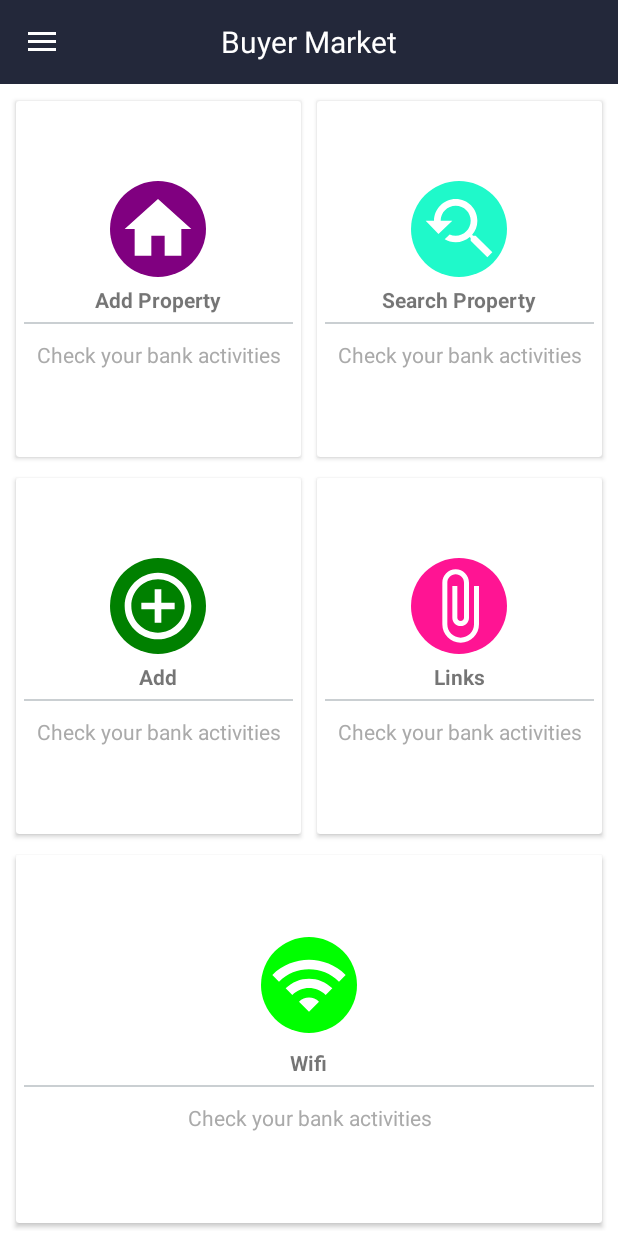
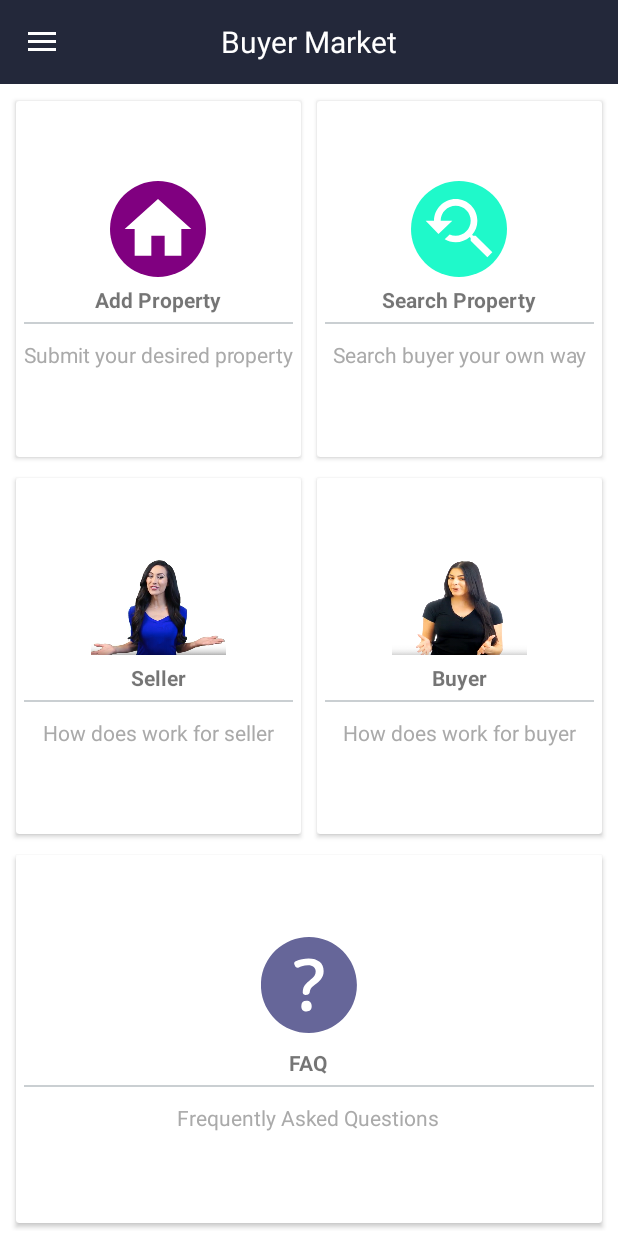
Before and after one commit to codegarage-tech/cg-bm, an Android app: the screen it shows after launch (MainActivity), on a phone screen of 412 x 824 dp. Run offline under Robolectric (Android 15) with nearby library versions, the phone set to English and light mode, and no system bars; Roboto replaces fonts that are not available here.

Commit message:
rc-tt: updated design

```diff
--- /dev/null
+++ b/app/src/main/res/drawable/vector_faq.xml
@@ -0,0 +1,11 @@
+<?xml version="1.0" encoding="utf-8"?>
+<vector xmlns:android="http://schemas.android.com/apk/res/android"
+    android:width="48dp"
+    android:height="48dp"
+    android:viewportWidth="48"
+    android:viewportHeight="48">
+
+    <path
+        android:fillColor="#666699"
+        android:pathData="M23.957,0c-13.255,0-24,10.745-24,24s10.745,24,24,24s24-10.745,24-24S37.212,0,23.957,0z M24.663,36.56 c-0.451,0.486-1.091,0.729-1.924,0.729c-0.832,0-1.471-0.237-1.916-0.712s-0.668-1.14-0.668-1.995c0-1.77,0.861-2.654,2.584-2.654 c0.844,0,1.488,0.231,1.934,0.694s0.668,1.116,0.668,1.96C25.341,35.414,25.114,36.073,24.663,36.56z M30.931,19.403 c-0.258,0.686-0.648,1.339-1.17,1.96s-1.42,1.43-2.697,2.426c-1.09,0.855-1.82,1.564-2.189,2.127 c-0.312,0.475-0.483,1.096-0.531,1.847c-0.003,0.016-0.008,0.021-0.011,0.037c-0.21,1.183-1.584,1.175-1.584,1.175h-0.722 c0,0-1.195-0.188-1.15-1.125c0-1.289,0.234-2.361,0.703-3.217s1.29-1.74,2.461-2.654c1.395-1.102,2.293-1.957,2.697-2.566 s0.607-1.336,0.607-2.18c0-0.984-0.328-1.74-0.984-2.268s-1.6-0.791-2.83-0.791c-1.114,0-2.145,0.158-3.094,0.475 c-0.518,0.173-1.027,0.369-1.532,0.58c-0.011,0.004-0.015,0.002-0.027,0.007c-1.166,0.451-1.707-0.466-1.707-0.466l-0.458-0.959 c-0.002-0.006-0.516-1.177,0.63-1.692c2.043-0.934,4.204-1.406,6.486-1.406c2.296,0,4.119,0.563,5.466,1.688 s2.021,2.678,2.021,4.658C31.317,17.936,31.188,18.718,30.931,19.403z" />
+</vector>
--- a/app/src/main/res/layout/activity_add_property.xml
+++ b/app/src/main/res/layout/activity_add_property.xml
@@ -271,7 +271,7 @@
                         android:layout_width="wrap_content"
                         android:layout_height="wrap_content"
                         android:layout_marginTop="16dp"
-                        android:text="$0 - $1000"
+                        android:text="$10000 - $10000000"
                         android:textSize="15sp"/>
                 </LinearLayout>
 
@@ -279,7 +279,8 @@
                     android:id="@+id/seekBar_price"
                     android:layout_width="match_parent"
                     android:layout_height="wrap_content"
-                    android:max="1000"
+                    android:max="10000000"
+                    android:min="10000"
                     android:progressBackgroundTint="@color/colorPrimary"
                     android:theme="@style/MySeekBarTheme"
                     android:layout_alignParentLeft="true"
--- a/app/src/main/res/layout/fragment_home.xml
+++ b/app/src/main/res/layout/fragment_home.xml
@@ -64,7 +64,7 @@
                             android:layout_height="wrap_content"
                             android:gravity="center"
                             android:padding="5dp"
-                            android:text="Check your bank activities"
+                            android:text="Submit your desired property"
                             android:textColor="@android:color/darker_gray" />
 
                     </LinearLayout>
@@ -111,7 +111,7 @@
                             android:layout_height="wrap_content"
                             android:gravity="center"
                             android:padding="5dp"
-                            android:text="Check your bank activities"
+                            android:text="Search buyer your own way"
                             android:textColor="@android:color/darker_gray" />
 
                     </LinearLayout>
@@ -154,17 +154,16 @@
                         android:orientation="vertical">
 
                         <ImageView
-                            android:layout_width="64dp"
-                            android:layout_height="64dp"
-                            android:background="@drawable/circlebackgroundgreen"
-                            android:padding="5dp"
-                            android:src="@drawable/ic_control_point_black_24dp" />
+                            android:layout_width="90dp"
+                            android:layout_height="65dp"
+                            android:background="@drawable/thumbnail_saller"
+                            android:padding="5dp" />
 
                         <TextView
                             android:layout_width="wrap_content"
                             android:layout_height="wrap_content"
                             android:layout_marginTop="5dp"
-                            android:text="Add"
+                            android:text="Seller"
                             android:textStyle="bold" />
 
                         <View
@@ -178,7 +177,7 @@
                             android:layout_height="wrap_content"
                             android:gravity="center"
                             android:padding="5dp"
-                            android:text="Check your bank activities"
+                            android:text="How does work for seller"
                             android:textColor="@android:color/darker_gray" />
 
                     </LinearLayout>
@@ -201,17 +200,16 @@
                         android:orientation="vertical">
 
                         <ImageView
-                            android:layout_width="64dp"
-                            android:layout_height="64dp"
-                            android:background="@drawable/circlebackgroundcoloraccent"
-                            android:padding="5dp"
-                            android:src="@drawable/ic_attach_file_black_24dp" />
+                            android:layout_width="90dp"
+                            android:layout_height="65dp"
+                            android:background="@drawable/thumbnail_buyer"
+                            android:padding="5dp" />
 
                         <TextView
                             android:layout_width="wrap_content"
                             android:layout_height="wrap_content"
                             android:layout_marginTop="5dp"
-                            android:text="Links"
+                            android:text="Buyer"
                             android:textStyle="bold" />
 
                         <View
@@ -225,7 +223,7 @@
                             android:layout_height="wrap_content"
                             android:gravity="center"
                             android:padding="5dp"
-                            android:text="Check your bank activities"
+                            android:text="How does work for buyer"
                             android:textColor="@android:color/darker_gray" />
 
                     </LinearLayout>
@@ -268,15 +266,14 @@
                         <ImageView
                             android:layout_width="64dp"
                             android:layout_height="64dp"
-                            android:background="@drawable/circlebackgroundlime"
-                            android:padding="5dp"
-                            android:src="@drawable/ic_wifi_black_24dp" />
+                            android:background="@drawable/vector_faq"
+                            android:padding="5dp" />
 
                         <TextView
                             android:layout_width="wrap_content"
                             android:layout_height="wrap_content"
                             android:layout_marginTop="10dp"
-                            android:text="Wifi"
+                            android:text="FAQ"
                             android:textStyle="bold" />
 
                         <View
@@ -290,7 +287,7 @@
                             android:layout_height="wrap_content"
                             android:gravity="center"
                             android:padding="5dp"
-                            android:text="Check your bank activities"
+                            android:text="Frequently Asked Questions"
                             android:textColor="@android:color/darker_gray" />
 
                     </LinearLayout>
```
Also changed, not shown: app/src/main/java/com/rc/buyermarket/activity/ActivityAddProperty.java (+6 -4 lines), app/src/main/java/com/rc/buyermarket/util/IntentManager.java (added, +105 -0 lines), app/src/main/res/drawable/thumbnail_buyer.png (added), app/src/main/res/drawable/thumbnail_saller.png (added).
